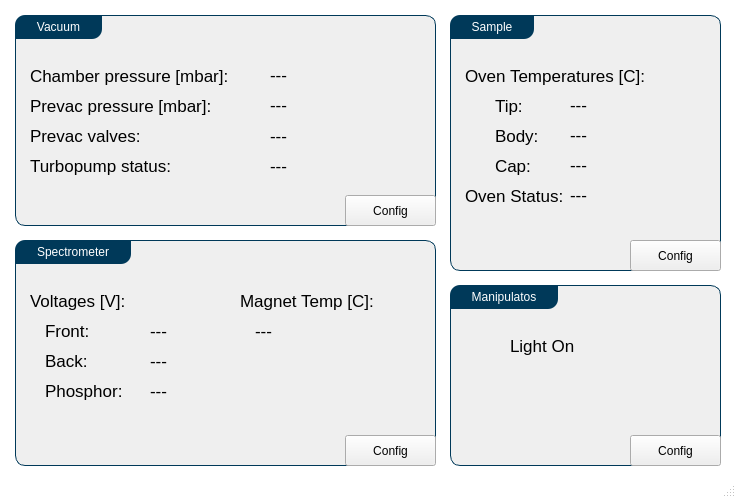
pnjun/UrsaPQ-Manager, file Utils/ursapqConsoleResources/main.ui: the form before one commit.
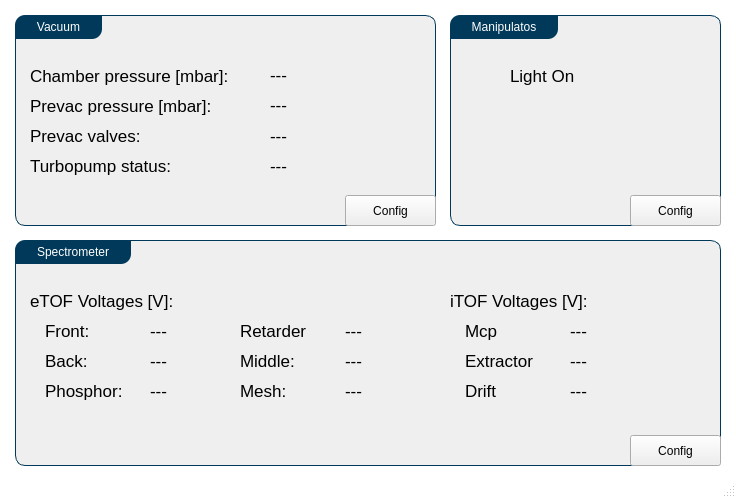
The form after the commit.

```diff
--- a/Utils/ursapqConsoleResources/main.ui
+++ b/Utils/ursapqConsoleResources/main.ui
@@ -232,7 +232,7 @@
      <rect>
       <x>15</x>
       <y>240</y>
-      <width>421</width>
+      <width>706</width>
       <height>226</height>
      </rect>
     </property>
@@ -242,7 +242,7 @@
     <widget class="QLabel" name="detector_SL">
      <property name="geometry">
       <rect>
-       <x>390</x>
+       <x>675</x>
        <y>0</y>
        <width>31</width>
        <height>30</height>
@@ -255,7 +255,7 @@
     <widget class="QPushButton" name="spectr_MB">
      <property name="geometry">
       <rect>
-       <x>330</x>
+       <x>615</x>
        <y>195</y>
        <width>91</width>
        <height>31</height>
@@ -270,7 +270,7 @@
       <rect>
        <x>15</x>
        <y>45</y>
-       <width>211</width>
+       <width>196</width>
        <height>136</height>
       </rect>
      </property>
@@ -362,7 +362,7 @@
        </rect>
       </property>
       <property name="text">
-       <string>Voltages [V]:</string>
+       <string>eTOF Voltages [V]:</string>
       </property>
      </widget>
     </widget>
@@ -379,21 +379,21 @@
       <property name="geometry">
        <rect>
         <x>0</x>
-        <y>0</y>
-        <width>181</width>
+        <y>30</y>
+        <width>106</width>
         <height>31</height>
        </rect>
       </property>
       <property name="text">
-       <string>Magnet Temp [C]:</string>
+       <string>Retarder</string>
       </property>
      </widget>
      <widget class="QLabel" name="magnet_temp">
       <property name="geometry">
        <rect>
-        <x>15</x>
+        <x>105</x>
         <y>30</y>
-        <width>136</width>
+        <width>76</width>
         <height>31</height>
        </rect>
       </property>
@@ -401,171 +401,168 @@
        <string>---</string>
       </property>
      </widget>
+     <widget class="QLabel" name="label_16">
+      <property name="geometry">
+       <rect>
+        <x>0</x>
+        <y>60</y>
+        <width>106</width>
+        <height>31</height>
+       </rect>
+      </property>
+      <property name="text">
+       <string>Middle:</string>
+      </property>
+     </widget>
+     <widget class="QLabel" name="label_17">
+      <property name="geometry">
+       <rect>
+        <x>0</x>
+        <y>90</y>
+        <width>106</width>
+        <height>31</height>
+       </rect>
+      </property>
+      <property name="text">
+       <string>Mesh: </string>
+      </property>
+     </widget>
+     <widget class="QLabel" name="middle_act">
+      <property name="geometry">
+       <rect>
+        <x>105</x>
+        <y>60</y>
+        <width>76</width>
+        <height>31</height>
+       </rect>
+      </property>
+      <property name="text">
+       <string>---</string>
+      </property>
+     </widget>
+     <widget class="QLabel" name="mesh_act">
+      <property name="geometry">
+       <rect>
+        <x>105</x>
+        <y>90</y>
+        <width>76</width>
+        <height>31</height>
+       </rect>
+      </property>
+      <property name="text">
+       <string>---</string>
+      </property>
+     </widget>
     </widget>
-   </widget>
-   <widget class="QGroupBox" name="groupBox_3">
-    <property name="geometry">
-     <rect>
-      <x>450</x>
-      <y>15</y>
-      <width>271</width>
-      <height>256</height>
-     </rect>
-    </property>
-    <property name="title">
-     <string>Sample</string>
-    </property>
-    <widget class="QPushButton" name="sample_MB">
+    <widget class="QWidget" name="widget_3" native="true">
      <property name="geometry">
       <rect>
-       <x>180</x>
-       <y>225</y>
-       <width>91</width>
-       <height>31</height>
-      </rect>
-     </property>
-     <property name="text">
-      <string>Config</string>
-     </property>
-    </widget>
-    <widget class="QLabel" name="sample_SL">
-     <property name="geometry">
-      <rect>
-       <x>240</x>
-       <y>0</y>
-       <width>31</width>
-       <height>30</height>
-      </rect>
-     </property>
-     <property name="text">
-      <string/>
-     </property>
-    </widget>
-    <widget class="QLabel" name="label_5">
-     <property name="geometry">
-      <rect>
-       <x>15</x>
+       <x>435</x>
        <y>45</y>
-       <width>271</width>
-       <height>31</height>
-      </rect>
-     </property>
-     <property name="text">
-      <string>Oven Temperatures [C]:</string>
-     </property>
-    </widget>
-    <widget class="QLabel" name="tipTemp">
-     <property name="geometry">
-      <rect>
-       <x>120</x>
-       <y>75</y>
-       <width>91</width>
-       <height>30</height>
-      </rect>
-     </property>
-     <property name="text">
-      <string>---</string>
-     </property>
-    </widget>
-    <widget class="QLabel" name="label_6">
-     <property name="geometry">
-      <rect>
-       <x>45</x>
-       <y>75</y>
-       <width>76</width>
-       <height>31</height>
-      </rect>
-     </property>
-     <property name="text">
-      <string>Tip:</string>
-     </property>
-    </widget>
-    <widget class="QLabel" name="label_7">
-     <property name="geometry">
-      <rect>
-       <x>45</x>
-       <y>105</y>
-       <width>76</width>
-       <height>31</height>
-      </rect>
-     </property>
-     <property name="text">
-      <string>Body:</string>
-     </property>
-    </widget>
-    <widget class="QLabel" name="label_8">
-     <property name="geometry">
-      <rect>
-       <x>45</x>
-       <y>135</y>
-       <width>76</width>
-       <height>31</height>
-      </rect>
-     </property>
-     <property name="text">
-      <string>Cap:</string>
-     </property>
-    </widget>
-    <widget class="QLabel" name="bodyTemp">
-     <property name="geometry">
-      <rect>
-       <x>120</x>
-       <y>105</y>
-       <width>91</width>
-       <height>30</height>
-      </rect>
-     </property>
-     <property name="text">
-      <string>---</string>
-     </property>
-    </widget>
-    <widget class="QLabel" name="capTemp">
-     <property name="geometry">
-      <rect>
-       <x>120</x>
-       <y>135</y>
-       <width>91</width>
-       <height>30</height>
-      </rect>
-     </property>
-     <property name="text">
-      <string>---</string>
-     </property>
-    </widget>
-    <widget class="QLabel" name="label_9">
-     <property name="geometry">
-      <rect>
-       <x>15</x>
-       <y>165</y>
        <width>241</width>
-       <height>31</height>
+       <height>136</height>
       </rect>
      </property>
-     <property name="text">
-      <string>Oven Status:</string>
-     </property>
-    </widget>
-    <widget class="QLabel" name="ovenStatus">
-     <property name="geometry">
-      <rect>
-       <x>120</x>
-       <y>165</y>
-       <width>121</width>
-       <height>30</height>
-      </rect>
-     </property>
-     <property name="text">
-      <string>---</string>
-     </property>
+     <widget class="QLabel" name="label_30">
+      <property name="geometry">
+       <rect>
+        <x>15</x>
+        <y>30</y>
+        <width>106</width>
+        <height>31</height>
+       </rect>
+      </property>
+      <property name="text">
+       <string>Mcp</string>
+      </property>
+     </widget>
+     <widget class="QLabel" name="label_31">
+      <property name="geometry">
+       <rect>
+        <x>15</x>
+        <y>60</y>
+        <width>106</width>
+        <height>31</height>
+       </rect>
+      </property>
+      <property name="text">
+       <string>Extractor</string>
+      </property>
+     </widget>
+     <widget class="QLabel" name="label_32">
+      <property name="geometry">
+       <rect>
+        <x>15</x>
+        <y>90</y>
+        <width>106</width>
+        <height>31</height>
+       </rect>
+      </property>
+      <property name="text">
+       <string>Drift</string>
+      </property>
+     </widget>
+     <widget class="QLabel" name="mcpItof_act">
+      <property name="geometry">
+       <rect>
+        <x>120</x>
+        <y>30</y>
+        <width>76</width>
+        <height>31</height>
+       </rect>
+      </property>
+      <property name="text">
+       <string>---</string>
+      </property>
+     </widget>
+     <widget class="QLabel" name="extractor_act">
+      <property name="geometry">
+       <rect>
+        <x>120</x>
+        <y>60</y>
+        <width>76</width>
+        <height>31</height>
+       </rect>
+      </property>
+      <property name="text">
+       <string>---</string>
+      </property>
+     </widget>
+     <widget class="QLabel" name="drift_act">
+      <property name="geometry">
+       <rect>
+        <x>120</x>
+        <y>90</y>
+        <width>76</width>
+        <height>31</height>
+       </rect>
+      </property>
+      <property name="text">
+       <string>---</string>
+      </property>
+     </widget>
+     <widget class="QLabel" name="label_33">
+      <property name="geometry">
+       <rect>
+        <x>0</x>
+        <y>0</y>
+        <width>166</width>
+        <height>31</height>
+       </rect>
+      </property>
+      <property name="text">
+       <string>iTOF Voltages [V]:</string>
+      </property>
+     </widget>
     </widget>
    </widget>
    <widget class="QGroupBox" name="groupBox_4">
     <property name="geometry">
      <rect>
       <x>450</x>
-      <y>285</y>
+      <y>15</y>
       <width>271</width>
-      <height>181</height>
+      <height>211</height>
      </rect>
     </property>
     <property name="title">
@@ -575,7 +572,7 @@
      <property name="geometry">
       <rect>
        <x>180</x>
-       <y>150</y>
+       <y>180</y>
        <width>91</width>
        <height>31</height>
       </rect>
```
Left out of the diff: 2 changed lines with no effect on the pictures.
